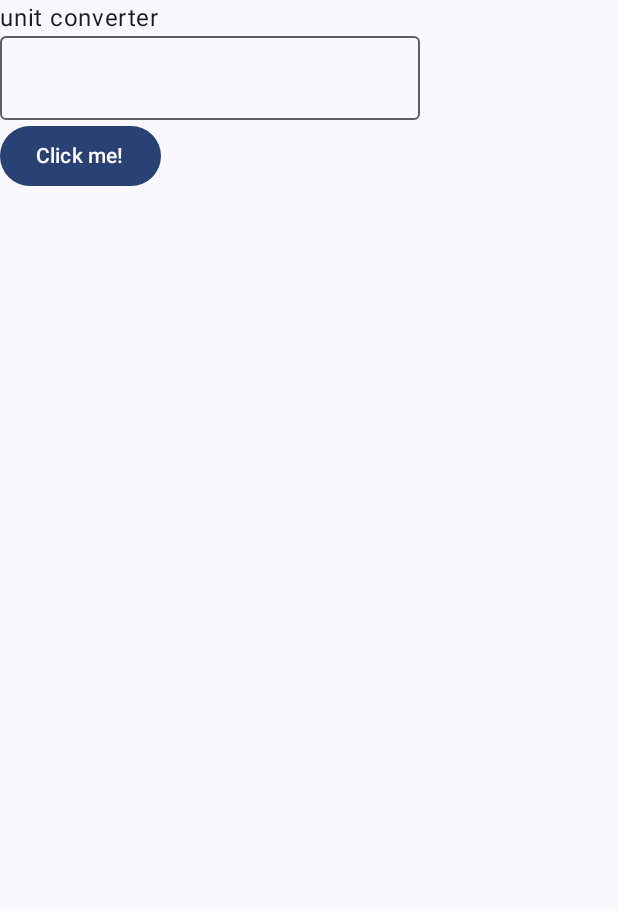
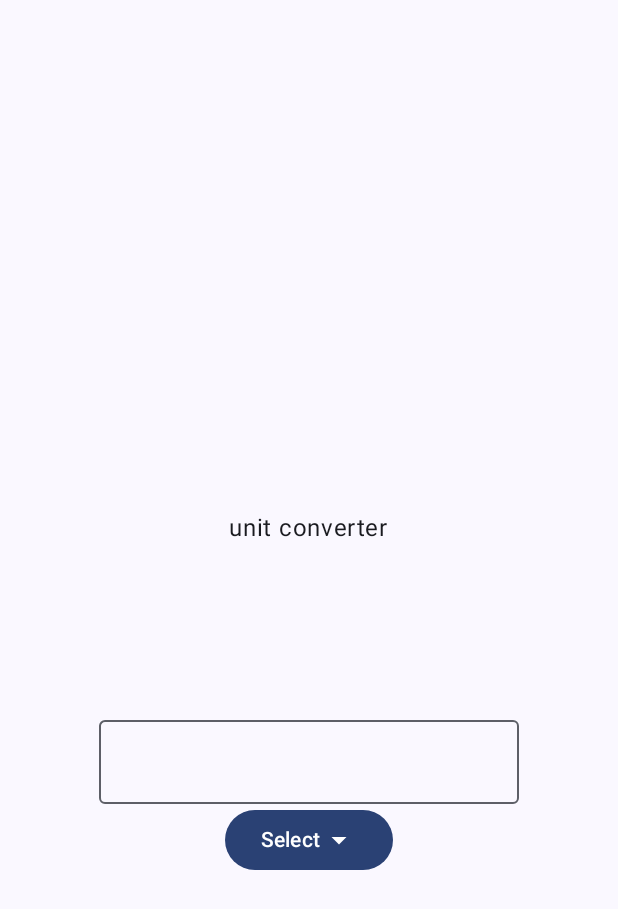
Before and after one commit to shashwatksingh/KotlinBasicWithAndroidStudio, an Android app built with Jetpack Compose: the screen it shows after launch (MainActivity), on a phone screen of 412 x 824 dp. Shown: the top 909 px of the screen. Run offline under Robolectric (Android 15) with nearby library versions, the phone set to English and light mode, and no system bars.

Commit message:
positioning and spacing of components

```diff
--- a/app/src/main/java/com/example/unitconverter/MainActivity.kt
+++ b/app/src/main/java/com/example/unitconverter/MainActivity.kt
@@ -5,18 +5,27 @@ import android.widget.Toast
 import androidx.activity.ComponentActivity
 import androidx.activity.compose.setContent
 import androidx.activity.enableEdgeToEdge
+import androidx.compose.foundation.layout.Arrangement
+import androidx.compose.foundation.layout.Box
 import androidx.compose.foundation.layout.Column
 import androidx.compose.foundation.layout.Row
+import androidx.compose.foundation.layout.Spacer
 import androidx.compose.foundation.layout.fillMaxSize
+import androidx.compose.foundation.layout.height
 import androidx.compose.foundation.layout.padding
+import androidx.compose.material.icons.Icons
+import androidx.compose.material.icons.filled.ArrowDropDown
 import androidx.compose.material3.Button
+import androidx.compose.material3.Icon
 import androidx.compose.material3.OutlinedTextField
 import androidx.compose.material3.Scaffold
 import androidx.compose.material3.Text
 import androidx.compose.runtime.Composable
+import androidx.compose.ui.Alignment
 import androidx.compose.ui.Modifier
 import androidx.compose.ui.platform.LocalContext
 import androidx.compose.ui.tooling.preview.Preview
+import androidx.compose.ui.unit.dp
 import com.example.unitconverter.ui.theme.UnitConverterTheme
 
 class MainActivity : ComponentActivity() {
@@ -38,23 +47,24 @@ class MainActivity : ComponentActivity() {
 
 @Composable
 fun UnitConverter(name: String, modifier: Modifier = Modifier) {
-    Column {
+    Column (
+        modifier= Modifier.fillMaxSize(),
+        verticalArrangement = Arrangement.Center,
+        horizontalAlignment = Alignment.CenterHorizontally
+    ){
         // Stacking UI elements
-        Text(text = "unit converter")
+        Text(text = "unit converter", modifier = Modifier.padding(100.dp))
+        Spacer(modifier = Modifier.height(16.dp))
         OutlinedTextField(value = "", onValueChange = {
             // here goes what happens when the value is changed in this outlined text field
         })
         Row {
-            val context = LocalContext.current
+            Button(onClick = { /*TODO*/ }) {
+                Text(text = "Select")
+                Icon(Icons.Default.ArrowDropDown, contentDescription = "Arrow down")
+            }
+            Box {
 
-            Button(onClick = {
-                Toast.makeText(
-                    context,
-                    "Thanks for clicking",
-                    Toast.LENGTH_LONG
-                ).show()
-            }) {
-                Text(text = "Click me!")
             }
         }
     }
```
